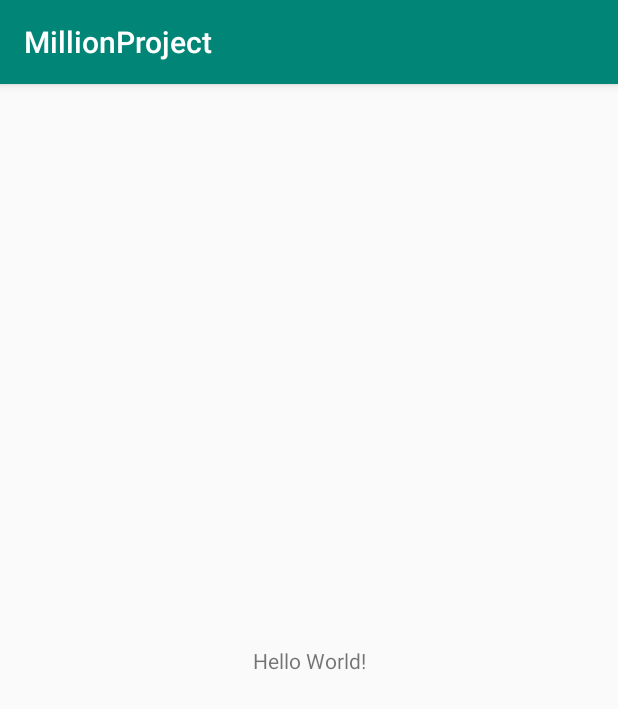
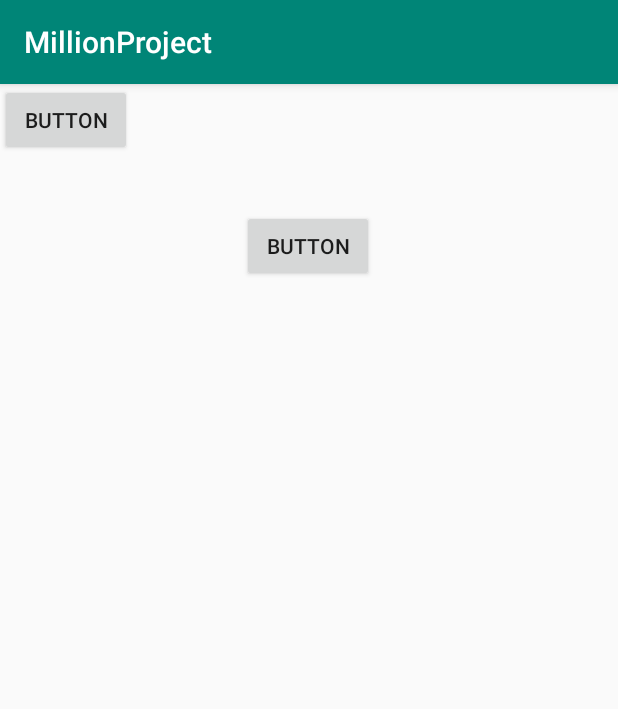
Before and after one commit to eggchun/MillionProject, an Android app: the screen it shows after launch (MainActivity), on a phone screen of 412 x 824 dp. Shown: the top 709 px of the screen. Run offline under Robolectric (Android 15) with nearby library versions, the phone set to English and light mode, and no system bars.

Commit message:
add 2 button

```diff
--- a/app/src/main/res/layout/activity_main.xml
+++ b/app/src/main/res/layout/activity_main.xml
@@ -6,13 +6,22 @@
     android:layout_height="match_parent"
     tools:context=".MainActivity">
 
-    <TextView
+    <Button
+        android:id="@+id/button"
         android:layout_width="wrap_content"
         android:layout_height="wrap_content"
-        android:text="Hello World!"
-        app:layout_constraintBottom_toBottomOf="parent"
-        app:layout_constraintLeft_toLeftOf="parent"
-        app:layout_constraintRight_toRightOf="parent"
+        android:layout_marginTop="84dp"
+        android:text="Button"
+        app:layout_constraintEnd_toEndOf="parent"
+        app:layout_constraintHorizontal_bias="0.498"
+        app:layout_constraintStart_toStartOf="parent"
         app:layout_constraintTop_toTopOf="parent" />
 
+    <Button
+        android:id="@+id/button2"
+        android:layout_width="wrap_content"
+        android:layout_height="wrap_content"
+        android:text="Button"
+        tools:layout_editor_absoluteX="161dp"
+        tools:layout_editor_absoluteY="429dp" />
 </androidx.constraintlayout.widget.ConstraintLayout>
```
